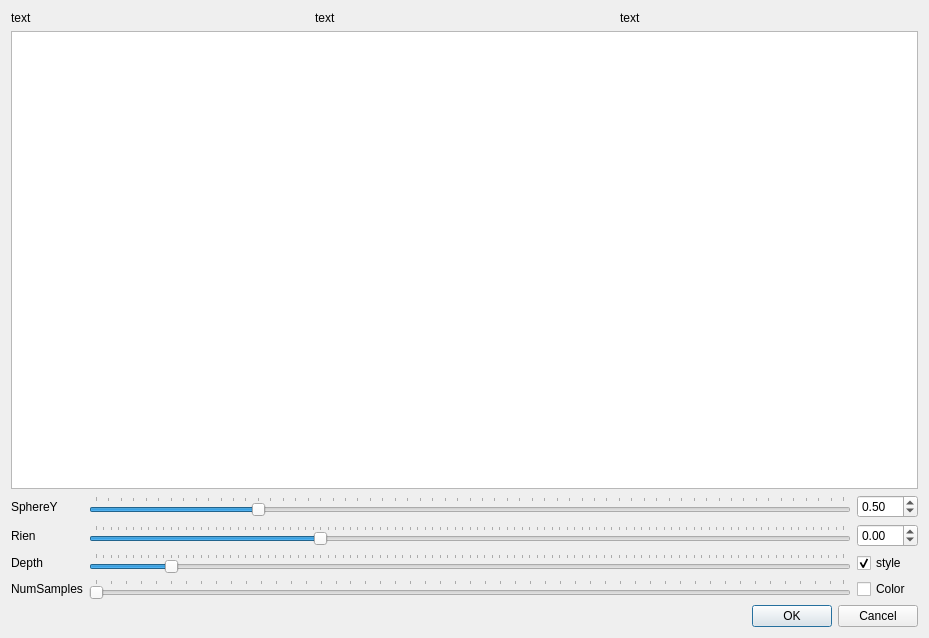
First picture: the form in rayview.ui, repository joblobob/ray, before the edit.
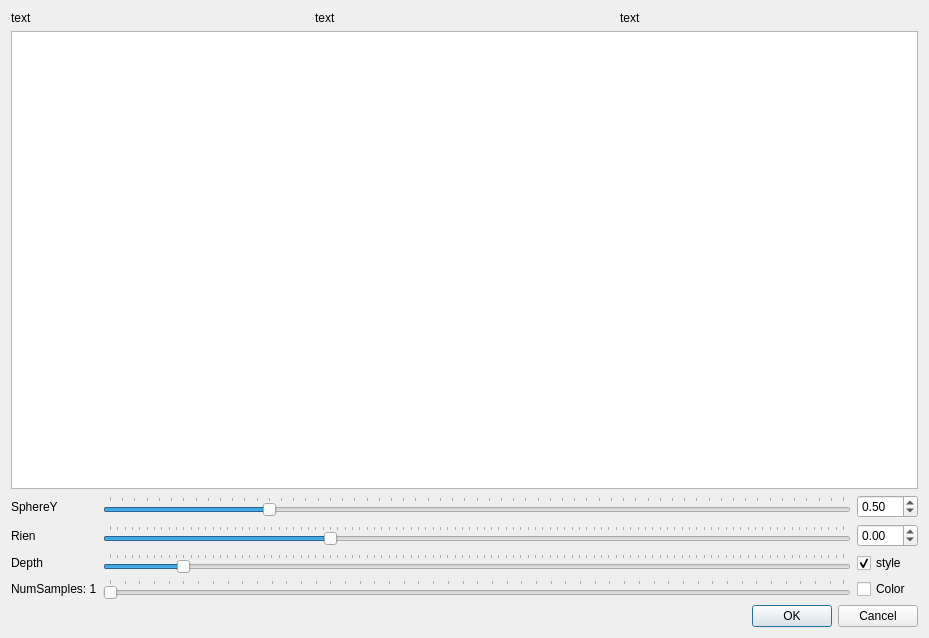
Second picture: the form after the edit.

Commit message: feature: keep samples data for pixels

What changed in the file:
```diff
--- a/rayview.ui
+++ b/rayview.ui
@@ -199,7 +199,7 @@
      <item row="3" column="0">
       <widget class="QLabel" name="label_4">
        <property name="text">
-        <string>NumSamples</string>
+        <string>NumSamples: 1</string>
        </property>
       </widget>
      </item>
```
Left out of the diff: 2 changed lines with no effect on the pictures. The commit also changes 2 other files.
